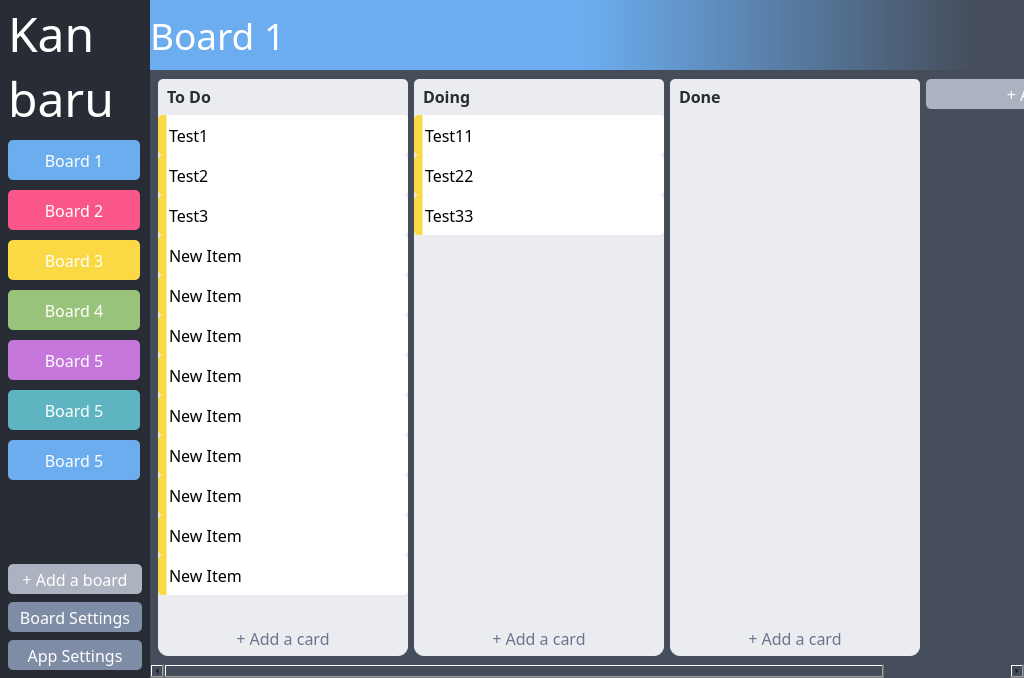
Qt form src/ui/main.ui (dulapahv/Kanbaru) before a commit.
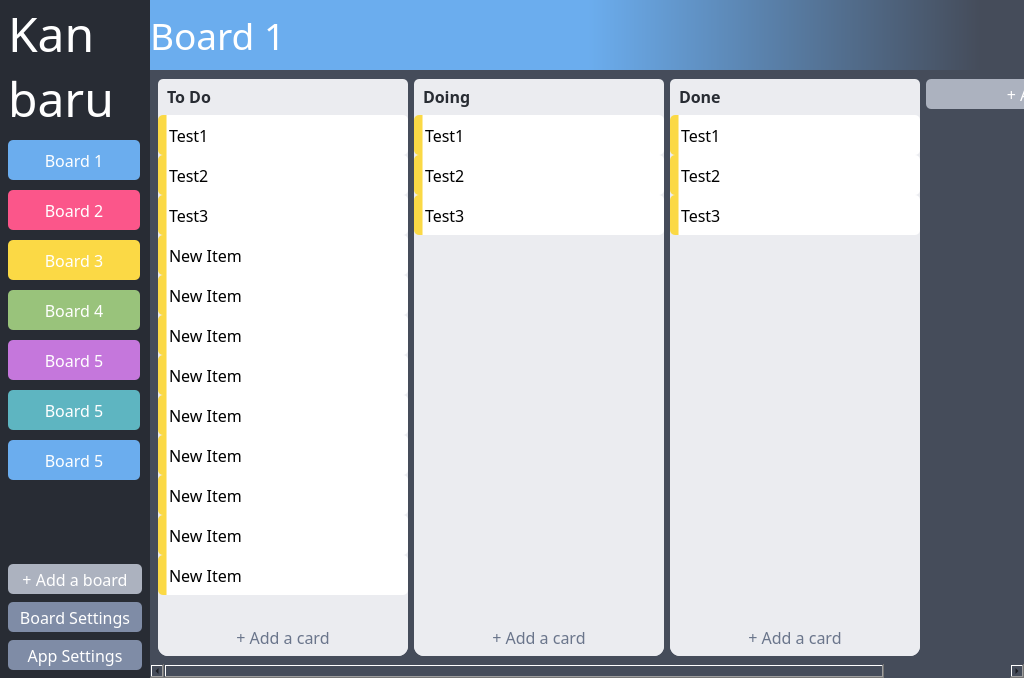
The same form after that commit.

The edit to the form file:
```diff
--- a/src/ui/main.ui
+++ b/src/ui/main.ui
@@ -812,6 +812,27 @@
                        </widget>
                       </item>
                       <item>
+                       <widget class="QWidget" name="widget_8" native="true">
+                        <property name="sizePolicy">
+                         <sizepolicy hsizetype="Preferred" vsizetype="Fixed">
+                          <horstretch>0</horstretch>
+                          <verstretch>0</verstretch>
+                         </sizepolicy>
+                        </property>
+                        <layout class="QVBoxLayout" name="verticalLayout_6">
+                         <property name="leftMargin">
+                          <number>6</number>
+                         </property>
+                         <property name="topMargin">
+                          <number>0</number>
+                         </property>
+                         <property name="rightMargin">
+                          <number>6</number>
+                         </property>
+                         <property name="bottomMargin">
+                          <number>6</number>
+                         </property>
+                         <item>
                        <widget class="QPushButton" name="pushButton_4">
                         <property name="minimumSize">
                          <size>
@@ -837,21 +858,8 @@
                         </property>
                        </widget>
                       </item>
-                      <item>
-                       <spacer name="verticalSpacer_2">
-                        <property name="orientation">
-                         <enum>Qt::Vertical</enum>
-                        </property>
-                        <property name="sizeType">
-                         <enum>QSizePolicy::Fixed</enum>
-                        </property>
-                        <property name="sizeHint" stdset="0">
-                         <size>
-                          <width>20</width>
-                          <height>5</height>
-                         </size>
-                        </property>
-                       </spacer>
+                        </layout>
+                       </widget>
                       </item>
                      </layout>
                     </widget>
@@ -1027,7 +1035,7 @@
                         </property>
                         <item>
                          <property name="text">
-                          <string>Test11</string>
+                          <string>Test1</string>
                          </property>
                          <property name="flags">
                           <set>ItemIsSelectable|ItemIsEditable|ItemIsDragEnabled|ItemIsUserCheckable|ItemIsEnabled</set>
@@ -1035,7 +1043,7 @@
                         </item>
                         <item>
                          <property name="text">
-                          <string>Test22</string>
+                          <string>Test2</string>
                          </property>
                          <property name="flags">
                           <set>ItemIsSelectable|ItemIsEditable|ItemIsDragEnabled|ItemIsUserCheckable|ItemIsEnabled</set>
@@ -1043,7 +1051,7 @@
                         </item>
                         <item>
                          <property name="text">
-                          <string>Test33</string>
+                          <string>Test3</string>
                          </property>
                          <property name="flags">
                           <set>ItemIsSelectable|ItemIsEditable|ItemIsDragEnabled|ItemIsUserCheckable|ItemIsEnabled</set>
@@ -1051,6 +1059,27 @@
                         </item>
                        </widget>
                       </item>
+                      <item>
+                       <widget class="QWidget" name="widget_9" native="true">
+                        <property name="sizePolicy">
+                         <sizepolicy hsizetype="Preferred" vsizetype="Fixed">
+                          <horstretch>0</horstretch>
+                          <verstretch>0</verstretch>
+                         </sizepolicy>
+                        </property>
+                        <layout class="QVBoxLayout" name="verticalLayout_7">
+                         <property name="leftMargin">
+                          <number>6</number>
+                         </property>
+                         <property name="topMargin">
+                          <number>0</number>
+                         </property>
+                         <property name="rightMargin">
+                          <number>6</number>
+                         </property>
+                         <property name="bottomMargin">
+                          <number>6</number>
+                         </property>
                       <item>
                        <widget class="QPushButton" name="pushButton_5">
                         <property name="minimumSize">
@@ -1077,21 +1106,8 @@
                         </property>
                        </widget>
                       </item>
-                      <item>
-                       <spacer name="verticalSpacer_3">
-                        <property name="orientation">
-                         <enum>Qt::Vertical</enum>
-                        </property>
-                        <property name="sizeType">
-                         <enum>QSizePolicy::Fixed</enum>
-                        </property>
-                        <property name="sizeHint" stdset="0">
-                         <size>
-                          <width>20</width>
-                          <height>5</height>
-                         </size>
-                        </property>
-                       </spacer>
+                        </layout>
+                       </widget>
                       </item>
                      </layout>
                     </widget>
@@ -1265,8 +1281,53 @@
                         <property name="selectionRectVisible">
                          <bool>true</bool>
                         </property>
+                        <item>
+                         <property name="text">
+                          <string>Test1</string>
+                         </property>
+                         <property name="flags">
+                          <set>ItemIsSelectable|ItemIsEditable|ItemIsDragEnabled|ItemIsUserCheckable|ItemIsEnabled</set>
+                         </property>
+                        </item>
+                        <item>
+                         <property name="text">
+                          <string>Test2</string>
+                         </property>
+                         <property name="flags">
+                          <set>ItemIsSelectable|ItemIsEditable|ItemIsDragEnabled|ItemIsUserCheckable|ItemIsEnabled</set>
+                         </property>
+                        </item>
+                        <item>
+                         <property name="text">
+                          <string>Test3</string>
+                         </property>
+                         <property name="flags">
+                          <set>ItemIsSelectable|ItemIsEditable|ItemIsDragEnabled|ItemIsUserCheckable|ItemIsEnabled</set>
+                         </property>
+                        </item>
                        </widget>
                       </item>
+                      <item>
+                       <widget class="QWidget" name="widget_10" native="true">
+                        <property name="sizePolicy">
+                         <sizepolicy hsizetype="Preferred" vsizetype="Fixed">
+                          <horstretch>0</horstretch>
+                          <verstretch>0</verstretch>
+                         </sizepolicy>
+                        </property>
+                        <layout class="QVBoxLayout" name="verticalLayout_10">
+                         <property name="leftMargin">
+                          <number>6</number>
+                         </property>
+                         <property name="topMargin">
+                          <number>0</number>
+                         </property>
+                         <property name="rightMargin">
+                          <number>6</number>
+                         </property>
+                         <property name="bottomMargin">
+                          <number>6</number>
+                         </property>
                       <item>
                        <widget class="QPushButton" name="pushButton_6">
                         <property name="minimumSize">
@@ -1293,21 +1354,8 @@
                         </property>
                        </widget>
                       </item>
-                      <item>
-                       <spacer name="verticalSpacer_4">
-                        <property name="orientation">
-                         <enum>Qt::Vertical</enum>
-                        </property>
-                        <property name="sizeType">
-                         <enum>QSizePolicy::Fixed</enum>
-                        </property>
-                        <property name="sizeHint" stdset="0">
-                         <size>
-                          <width>20</width>
-                          <height>5</height>
-                         </size>
-                        </property>
-                       </spacer>
+                        </layout>
+                       </widget>
                       </item>
                      </layout>
                     </widget>
```
Lines whose indentation alone changed are shown as unchanged.
